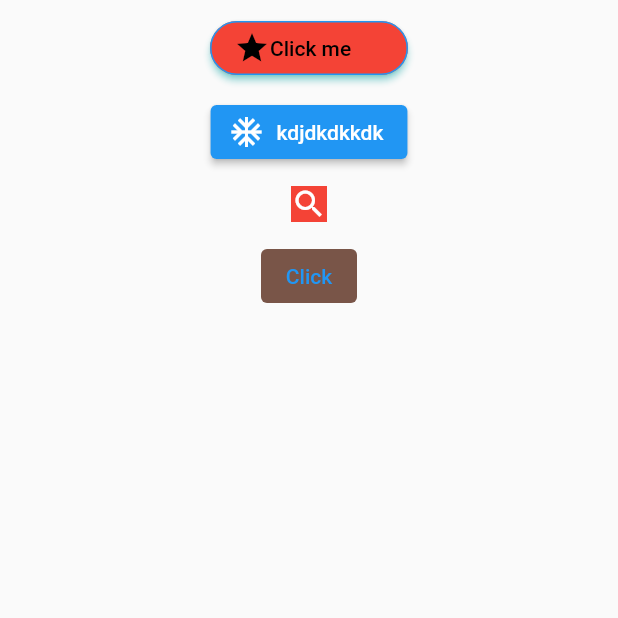
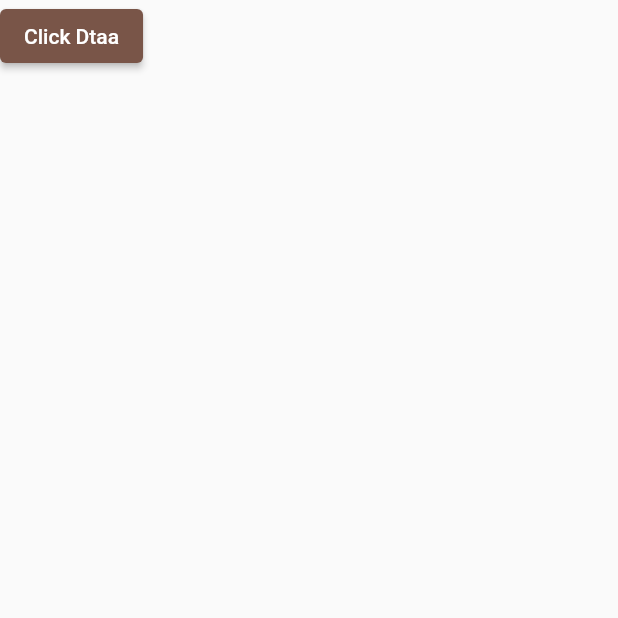
Before and after one commit to MuhammadZubair786/Zebetch_Flutter_Classes, a Flutter app: the screen it shows after launch, on a phone screen of 412 x 824 dp, the top half of it. Run offline on Flutter 3.47's test engine with Material 2 defaults, Android fonts, the phone set to English and light mode, and no system bars.

Commit message:
button class

```diff
--- a/lib/main.dart
+++ b/lib/main.dart
@@ -18,66 +18,112 @@ class _MyAppState extends State<MyApp> {
   Widget build(BuildContext context) {
     return MaterialApp(
         home: Scaffold(
-        body: Column(
-          children: [
-            Padding(
-              padding: const EdgeInsets.all(8.0),
-              child: Center(
-                child: ElevatedButton(
-                  //  default Blue
-                  onPressed: Data,
-                  onLongPress: () {
-                    print("double click");
-                  },
-                  // onPressed:
-                  // (){print("");
-                  // },  //Function Call
-                  child: Container(
-                    width: 100,
-                    child: Row(
-                      children: [
-                        Icon(Icons.star),
-                        Text("Click me"),
-                      ],
-                    ),
-                  ),
-                  style: ElevatedButton.styleFrom(
-                      //Style changing
-                      onPrimary: Colors
-                          .black, // onprimary properties =>text color change
-                      primary: Colors
-                          .red, //primary change color ElevatedButton Change bg
-                      // elevation: 100,
-                      shadowColor: Colors.cyanAccent,
-                      side: BorderSide(
-                        //side Button Border
-                        width: 1,
-                        color: Colors.blue,
-                      ),
-                      shape: RoundedRectangleBorder(
-                          //border Radius set
-                          borderRadius: BorderRadius.circular(20))),
-                ),
-              ),
-            ),
-            ElevatedButton.icon(
-                onPressed: () {},
-                icon: Icon(Icons.ac_unit_sharp),
-                label: Text("kdjdkdkkdk")),
-            IconButton(
-              //bedefault color =>no
-              icon: Container(
-                  color: Colors.red,
-                  child: Icon(
-                    Icons.search,
-                    color: Colors.white,
-                  )),
-              onPressed: () {},
-            ),
-            TextButton(
-                //bg color , text blue
 
-                onPressed: () {},
+            // body: Column(
+            //   children: [
+            //     Padding(
+            //       padding: const EdgeInsets.all(8.0),
+            //       child: Center(
+            //         child: ElevatedButton(
+            //           //  default Blue
+            //           onPressed: Data,
+            //           onLongPress: () {
+            //             print("double click");
+            //           },
+            //           // onPressed:
+            //           // (){print("");
+            //           // },  //Function Call
+            //           child: Container(
+            //             width: 100,
+            //             child: Row(
+            //               children: [
+            //                 Icon(Icons.star),
+            //                 Text("Click me"),
+            //               ],
+            //             ),
+            //           ),
+            //           style: ElevatedButton.styleFrom(
+            //               //Style changing
+            //               onPrimary: Colors
+            //                   .black, // onprimary properties =>text color change
+            //               primary: Colors
+            //                   .red, //primary change color ElevatedButton Change bg
+            //               // elevation: 100,
+            //               shadowColor: Colors.cyanAccent,
+            //               side: BorderSide(
+            //                 //side Button Border
+            //                 width: 1,
+            //                 color: Colors.blue,
+            //               ),
+            //               shape: RoundedRectangleBorder(
+            //                   //border Radius set
+            //                   borderRadius: BorderRadius.circular(20))),
+            //         ),
+            //       ),
+            //     ),
+            //     ElevatedButton.icon(
+            //         onPressed: () {},
+            //           onLongPress: () {
+            //             print("double click");
+            //           },
+            //         icon: Icon(Icons.ac_unit_sharp),
+            //         label:Text("kdjdkdkkdk")),
+            //     IconButton(
+            //       //bedefault color =>no
+            //       icon: Container(
+            //           color: Colors.red,
+            //           child: Icon(
+            //             Icons.search,
+            //             color: Colors.white,
+            //           )),
+            //       onPressed: () {},
+            //     ),
+            //     TextButton(
+            //         //bg color , text blue
+
+            //         onPressed: () {},
+            //          style: ButtonStyle(
+            //           backgroundColor: MaterialStateProperty.resolveWith((states) {
+            //         if (states.contains(MaterialState.pressed)) {
+            //           return Colors.pink;
+            //         }
+            //          if (states.contains(MaterialState.hovered)) {
+            //           return Colors.green;
+            //         }
+            //         return Colors.brown; // Defer to the widget's default.
+            //       })),
+            //         child: Text("Click")),
+            //          OutlinedButton(
+            //            onPressed: (){},
+            //            child: Text("Click Dtaa"),
+            //            style: ButtonStyle(
+            //          foregroundColor: MaterialStateProperty.resolveWith((states) {
+            //         if (states.contains(MaterialState.pressed)) {
+            //           return Colors.pink;
+            //         }
+            //          if (states.contains(MaterialState.hovered)) {
+            //           return Colors.green;
+            //         }
+            //         return Colors.brown; // Defer to the widget's default.
+            //       })),
+            //          )
+            //   ],
+
+            // ),
+            // body: GridView.count(
+            //   crossAxisCount: 10,
+            //   mainAxisSpacing: 100,
+            //   children: [
+            //     Container(
+            //       color: Colors.red,
+            //       width: 100,
+            //       height: 100,
+            //     )
+            //   ],
+            //   ),
+            body: ElevatedButton(
+                       onPressed: (){},
+                       child: Text("Click Dtaa"),
                        style: ButtonStyle(
                     backgroundColor: MaterialStateProperty.resolveWith((states) {
                     if (states.contains(MaterialState.pressed)) {
@@ -87,11 +133,45 @@ class _MyAppState extends State<MyApp> {
                       return Colors.green;
                     }
                     return Colors.brown; // Defer to the widget's default.
-              })),
-                child: Text("Click"))
-          ],
-        ),
-      ),
+                  })
+                  )
+                  )
+        )
     );
+
+    //     Card(
+    //       elevation: 100,
+    //       child: Container(
+    //         height: 120,
+    //         width: 100,
+    //         child: Column(
+    //           children: [
+    //             Text("hdhdhdhh"),
+    //             ElevatedButton(onPressed: (){}, child: Text("djdjdjj"))
+    //           ],
+    //         ),
+
+    //     //     // color: Colors.red,
+    //     //     width: 100,
+    //     //     height: 100,
+
+    //     //   ),
+    //     // ),
+
+    //   //   // floatingActionButtonAnimator: FloatingActionButtonAnimator.scaling,
+    //   //   floatingActionButton: FloatingActionButton(
+
+    //   //     backgroundColor: Colors.red,
+    //   //     onPressed: (){print("djdhjdjdj");},
+    //   //     child: Text("Click"),
+
+    //   //     ),
+    //   //     floatingActionButtonLocation: FloatingActionButtonLocation.miniEndTop,
+
+    //   // ),
+    //       )
+    // )
+    //   )
+    // );
   }
 }
```
Lines whose indentation alone changed are shown as unchanged.
